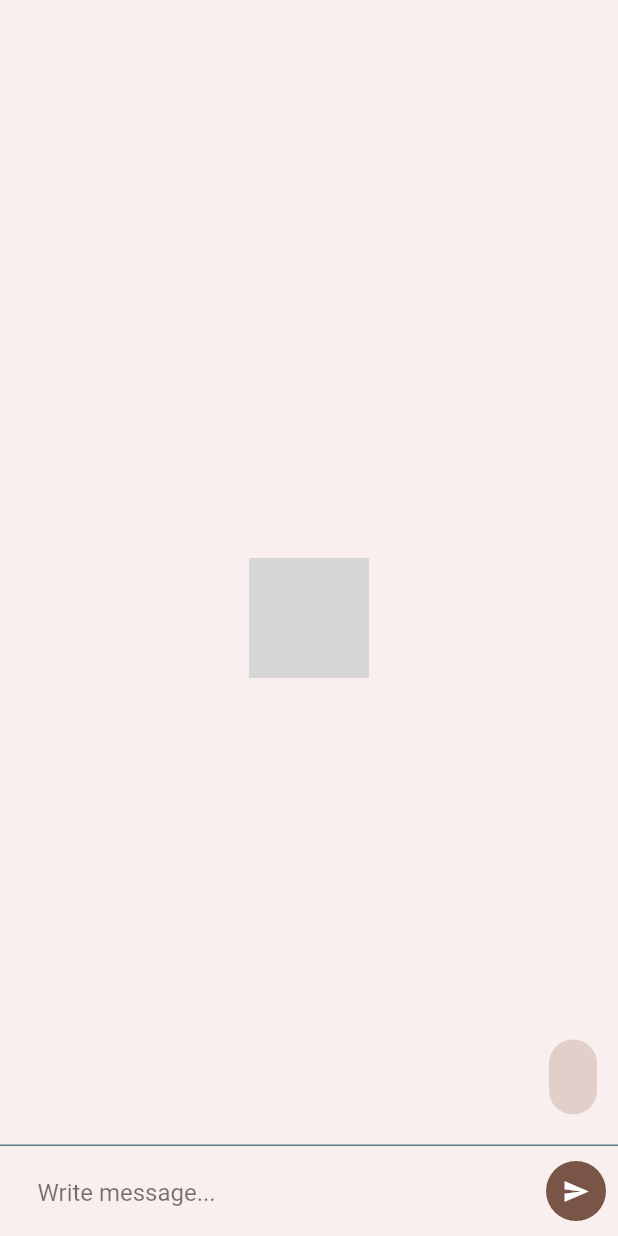
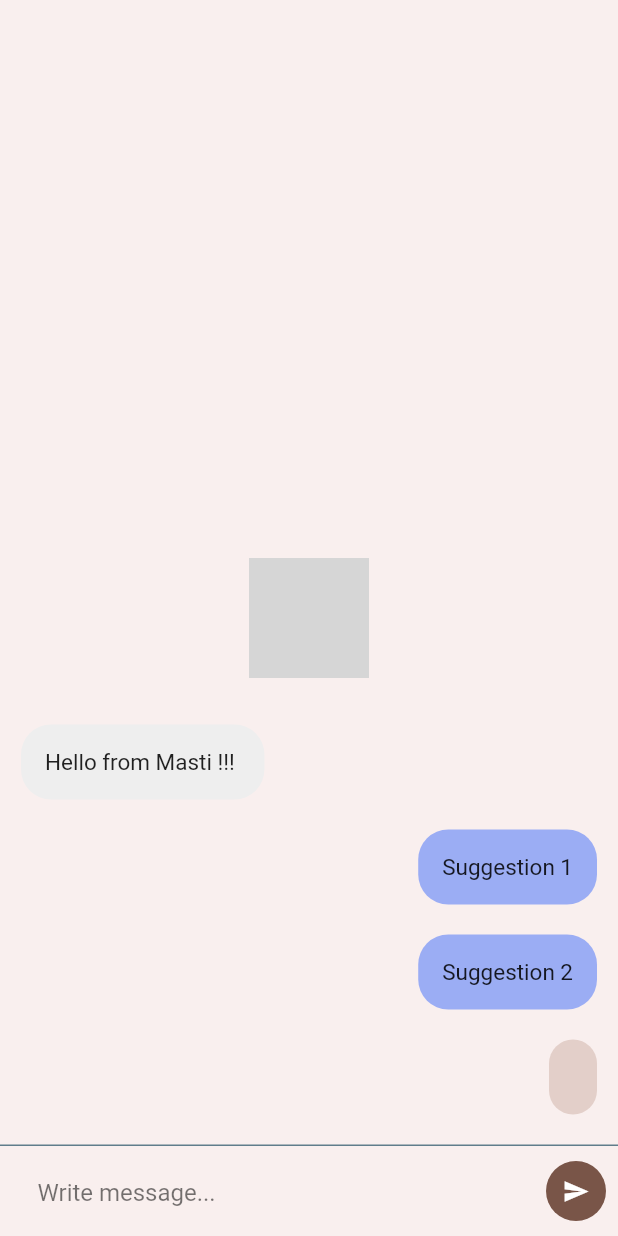
Before and after one commit to Krishn1412/Chatbot, a Flutter app: the screen it shows after launch, after a tap on the "send" icon, on a phone screen of 412 x 824 dp. Run offline on Flutter 3.47's test engine with Material 2 defaults, Android fonts, the phone set to English and light mode, and no system bars; missing offline and left inert: flutter_dialogflow; grey boxes are pictures that could not be loaded.

Commit message:
chatbot done

```diff
--- a/lib/main.dart
+++ b/lib/main.dart
@@ -98,6 +98,11 @@ class _ChatbotState extends State<Chatbot> {
                     print('${messages[index].messageContent} pressed');
                     if(messages[index].messageCategory == "suggestion")
                     {fetchFromDialogFlow(messages[index].messageContent);}
+                    if (messages[index].messageCategory == "activity") {
+                      // redirect to pap activity
+                       print('redirected to pap');
+
+                    }
                   },
                   child: Container(
                     padding: const EdgeInsets.only(left: 14,right: 14,top: 10,bottom: 10),
@@ -107,7 +112,8 @@ class _ChatbotState extends State<Chatbot> {
                         decoration: BoxDecoration(
                           borderRadius: BorderRadius.circular(20),
                           color: (messages[index].messageType  == "receiver"?Colors.grey.shade200:(messages[index].messageCategory  == "suggestion"?const Color.fromARGB(225, 143, 164, 245)
-                                  :const Color.fromRGBO(227, 207, 201, 30))),
+                                  :(messages[index].messageCategory  == "activity"? const Color.fromARGB(225, 171, 74, 45)
+                                      :const Color.fromRGBO(227, 207, 201, 30)))),
                         ),
                         padding: const EdgeInsets.all(16),
                         child: Text(messages[index].messageContent, style: const TextStyle(fontSize: 15),),
@@ -176,6 +182,20 @@ class _ChatbotState extends State<Chatbot> {
     AuthGoogle authGoogle =
     await AuthGoogle(fileJson: 'assets/chatbotkey.json').build();
     dialogflow = Dialogflow(authGoogle: authGoogle, language: Language.english);
+    messages.add(ChatMessage(
+        messageContent: "Hello from Masti !!! ", messageType: "receiver", messageCategory: "reply"));
+        var suggestions =["Suggestion 1", "Suggestion 2"];
+    for (var suggestion in suggestions) {
+      messages.add(ChatMessage(
+          messageContent: suggestion,
+          messageType: "sender",
+          messageCategory: "suggestion"));
+    }
+    setState(() {
+
+    });
+
+
   }
 
   fetchFromDialogFlow(String input) async {
@@ -185,7 +205,6 @@ class _ChatbotState extends State<Chatbot> {
     });
     AIResponse response = await dialogflow.detectIntent(input);
     Map data =response.getListMessage()[0];
-
       messages.add(ChatMessage(
           messageContent: data['payload']['reply'],
           messageType: "receiver",
@@ -196,7 +215,7 @@ class _ChatbotState extends State<Chatbot> {
             messageType: "sender",
             messageCategory: "suggestion"));
       }
-      for (var activity in data['payload']['activities']) {
+      for (var activity in data['payload']['activity']) {
         messages.add(ChatMessage(
             messageContent: activity,
             messageType: "sender",
```
